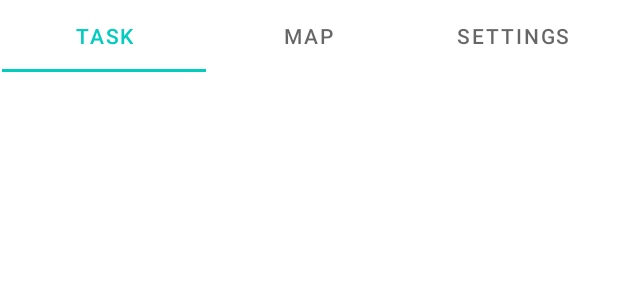
After one commit to KhanLiu/ToDoMap, an Android app: the layout activity_tutorial.xml on its own in the app's theme, with its tools: preview values and no code run, on a phone screen of 412 x 824 dp. The commit adds this screen. Shown: the top 300 px of the screen. Run offline under Robolectric (Android 15) with nearby library versions, the phone set to English and light mode, and no system bars.

Commit message:
update tutorial activity

```diff
--- a/app/src/main/java/com/example/todomap/MapFragment.java
+++ b/app/src/main/java/com/example/todomap/MapFragment.java
@@ -210,7 +210,7 @@ public class MapFragment<theme> extends Fragment {
                             taskMarkerOption.icon(BitmapDescriptorFactory.fromResource(R.drawable.work2logo));
                         if (type.equals(new String(Character.toChars(0x1F4D6)))) // Study
                             taskMarkerOption.icon(BitmapDescriptorFactory.fromResource(R.drawable.study2logo));
-                        if (type.equals(new String(Character.toChars(0x1F388)))) // Life
+                        if (type.equals(new String(Character.toChars(0x1F3E0)))) // Life
                             taskMarkerOption.icon(BitmapDescriptorFactory.fromResource(R.drawable.life2logo));
                         if (type.equals(new String(Character.toChars(0x2708)))) // Travel
                             taskMarkerOption.icon(BitmapDescriptorFactory.fromResource(R.drawable.travel2logo));
--- /dev/null
+++ b/app/src/main/res/layout/activity_tutorial.xml
@@ -0,0 +1,45 @@
+<?xml version="1.0" encoding="utf-8"?>
+<androidx.constraintlayout.widget.ConstraintLayout xmlns:android="http://schemas.android.com/apk/res/android"
+    xmlns:app="http://schemas.android.com/apk/res-auto"
+    xmlns:tools="http://schemas.android.com/tools"
+    android:layout_width="match_parent"
+    android:layout_height="match_parent"
+    android:background="?attr/background_color"
+    tools:context=".TutorialActivity">
+
+    <com.google.android.material.tabs.TabLayout
+        android:id="@+id/tab_layout"
+        android:layout_width="409dp"
+        android:layout_height="wrap_content"
+        app:layout_constraintEnd_toEndOf="parent"
+        app:layout_constraintHorizontal_bias="0.5"
+        app:layout_constraintStart_toStartOf="parent"
+        app:layout_constraintTop_toTopOf="parent">
+
+        <com.google.android.material.tabs.TabItem
+            android:layout_width="wrap_content"
+            android:layout_height="wrap_content"
+            android:text="TASK" />
+
+        <com.google.android.material.tabs.TabItem
+            android:layout_width="wrap_content"
+            android:layout_height="wrap_content"
+            android:text="MAP" />
+
+        <com.google.android.material.tabs.TabItem
+            android:layout_width="wrap_content"
+            android:layout_height="wrap_content"
+            android:text="SETTINGS" />
+    </com.google.android.material.tabs.TabLayout>
+
+    <androidx.viewpager.widget.ViewPager
+        android:id="@+id/viewpager"
+        android:layout_width="match_parent"
+        android:layout_height="0dp"
+        app:layout_constraintBottom_toBottomOf="parent"
+        app:layout_constraintEnd_toEndOf="parent"
+        app:layout_constraintHorizontal_bias="0.5"
+        app:layout_constraintStart_toStartOf="parent"
+        app:layout_constraintTop_toBottomOf="@+id/tab_layout" />
+
+</androidx.constraintlayout.widget.ConstraintLayout>
```
Also changed, not shown: app/src/main/AndroidManifest.xml (+13 -15 lines), app/src/main/java/com/example/todomap/AddTaskActivity.java (+4 -3 lines), app/src/main/java/com/example/todomap/MainActivity.java (+27 -0 lines), app/src/main/java/com/example/todomap/ModifyTaskActivity.java (+5 -3 lines), app/src/main/java/com/example/todomap/SettingsFragment.java (+34 -2 lines), app/src/main/java/com/example/todomap/TutorialActivity.java (added, +40 -0 lines), app/src/main/java/com/example/todomap/TutorialFragment1.java (added, +20 -0 lines), app/src/main/java/com/example/todomap/TutorialFragment2.java (added, +21 -0 lines), app/src/main/java/com/example/todomap/TutorialFragment3.java (added, +21 -0 lines), app/src/main/java/com/example/todomap/ViewPagerAdapter.java (added, +48 -0 lines), app/src/main/res/layout/fragment_tutorial1.xml (added, +18 -0 lines), app/src/main/res/layout/fragment_tutorial2.xml (added, +18 -0 lines), app/src/main/res/layout/fragment_tutorial3.xml (added, +18 -0 lines).
